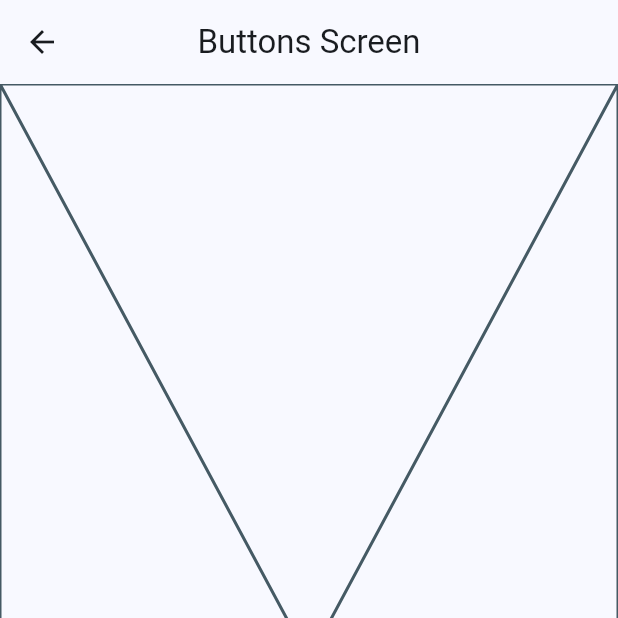
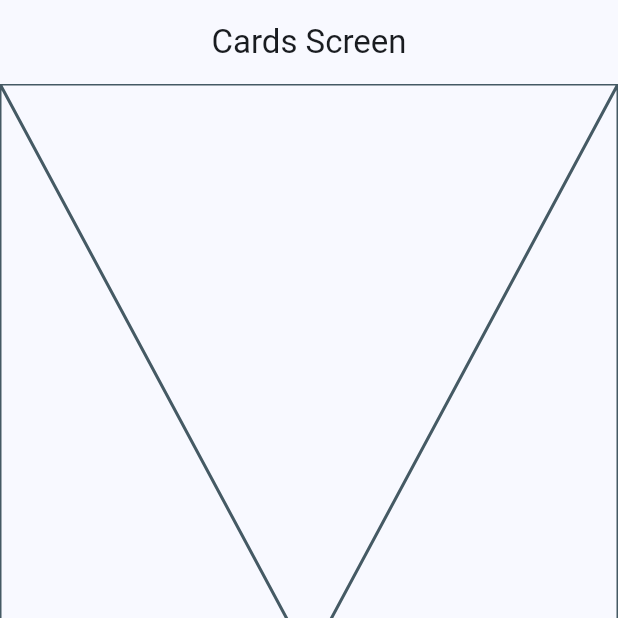
Before and after one commit to juanmarsilva/Widgets-app, a Flutter app: the CardsScreen screen opened by its route, on a phone screen of 412 x 824 dp, the top half of it. Run offline on Flutter 3.47's test engine with Material 2 defaults, Android fonts, the phone set to English and light mode, and no system bars; our stand-ins replace go_router.

Commit message:
configuracion de go router

```diff
--- /dev/null
+++ b/lib/config/router/app_router.dart
@@ -0,0 +1,23 @@
+import 'package:go_router/go_router.dart';
+import 'package:widgets_app/presentation/screens/screens.dart';
+
+
+final appRouter = GoRouter(
+    initialLocation: '/',
+    routes: [
+        GoRoute(
+            path: '/',
+            builder: (context, state) => const HomeScreen()
+        ),
+
+        GoRoute(
+            path: '/buttons',
+            builder: (context, state) => const ButtonsScreen()
+        ),
+
+        GoRoute(
+            path: '/cards',
+            builder: (context, state) => const CardsScreen()
+        ),
+    ]
+);
--- a/lib/presentation/screens/cards/cards_screen.dart
+++ b/lib/presentation/screens/cards/cards_screen.dart
@@ -7,7 +7,7 @@ class CardsScreen extends StatelessWidget {
     Widget build(BuildContext context) {
         return Scaffold(
             appBar: AppBar(
-                title: const Text('Buttons Screen'),
+                title: const Text('Cards Screen'),
             ),
             body: const Placeholder(),
         );
--- a/lib/presentation/screens/home/home_screen.dart
+++ b/lib/presentation/screens/home/home_screen.dart
@@ -1,4 +1,5 @@
 import 'package:flutter/material.dart';
+import 'package:go_router/go_router.dart';
 import 'package:widgets_app/config/menu/menu_items.dart';
 
 class HomeScreen extends StatelessWidget {
@@ -48,7 +49,7 @@ class _CustomListTile extends StatelessWidget {
             title: Text(menuItem.title),
             subtitle: Text(menuItem.subtitle),
             onTap: () {
-                Navigator.pushNamed(context, menuItem.link);
+                context.push( menuItem.link );
             },
         );
     }
--- /dev/null
+++ b/lib/presentation/screens/screens.dart
@@ -0,0 +1,3 @@
+export 'package:widgets_app/presentation/screens/buttons/buttons_screen.dart';
+export 'package:widgets_app/presentation/screens/cards/cards_screen.dart';
+export 'package:widgets_app/presentation/screens/home/home_screen.dart';
--- a/pubspec.yaml
+++ b/pubspec.yaml
@@ -9,6 +9,7 @@ environment:
 dependencies:
   flutter:
     sdk: flutter
+  go_router: ^10.0.0
 
 dev_dependencies:
   flutter_test:
```
Also changed, not shown: lib/main.dart (+4 -10 lines), pubspec.lock.
